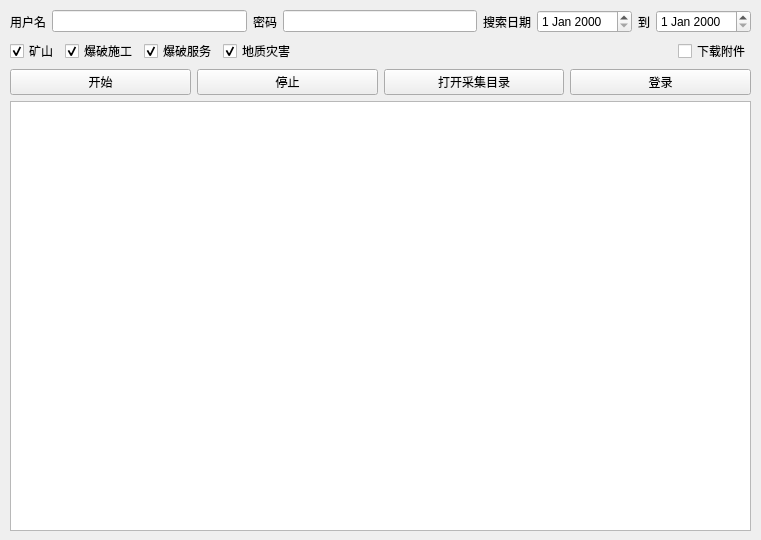
First picture: the form in main/mainwindow.ui, repository kinglon/zhaobiao, before the edit.
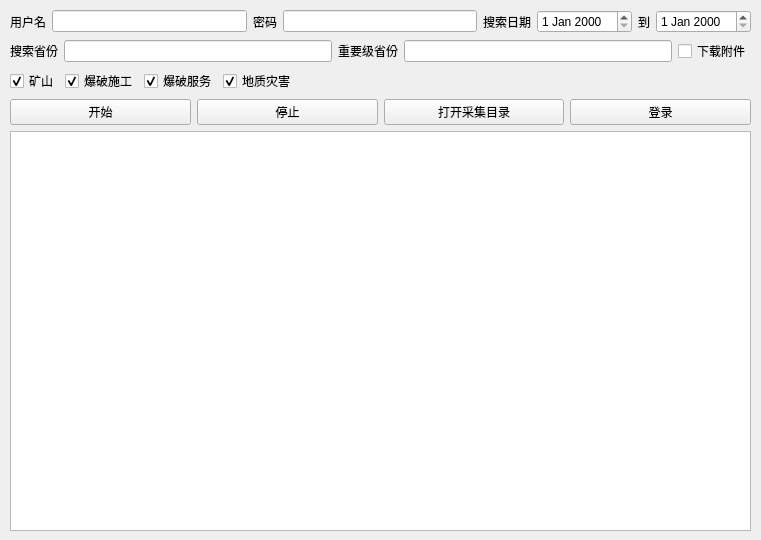
Second picture: the form after the edit.

Commit message: 1选择的省份，重要类的省份要可调 2项目名称筛选时的关键词可以让我在txt或者别的界面增加、减少，且增加剔除关键词的功能。

What changed in the file:
```diff
--- a/main/mainwindow.ui
+++ b/main/mainwindow.ui
@@ -68,6 +68,37 @@
        </item>
       </layout>
      </item>
+     <item>
+      <layout class="QHBoxLayout" name="horizontalLayout_2">
+       <item>
+        <widget class="QLabel" name="label_8">
+         <property name="text">
+          <string>搜索省份</string>
+         </property>
+        </widget>
+       </item>
+       <item>
+        <widget class="QLineEdit" name="lineEditSearchProvince"/>
+       </item>
+       <item>
+        <widget class="QLabel" name="label_9">
+         <property name="text">
+          <string>重要级省份</string>
+         </property>
+        </widget>
+       </item>
+       <item>
+        <widget class="QLineEdit" name="lineEditPriorityProvince"/>
+       </item>
+       <item>
+        <widget class="QCheckBox" name="checkBoxDownloadAttachment">
+         <property name="text">
+          <string>下载附件</string>
+         </property>
+        </widget>
+       </item>
+      </layout>
+     </item>
      <item>
       <layout class="QHBoxLayout" name="horizontalLayout">
        <item>
@@ -120,13 +151,6 @@
          </property>
         </widget>
        </item>
-       <item>
-        <widget class="QCheckBox" name="checkBoxDownloadAttachment">
-         <property name="text">
-          <string>下载附件</string>
-         </property>
-        </widget>
-       </item>
       </layout>
      </item>
      <item>
```
The commit also changes 6 other files.
